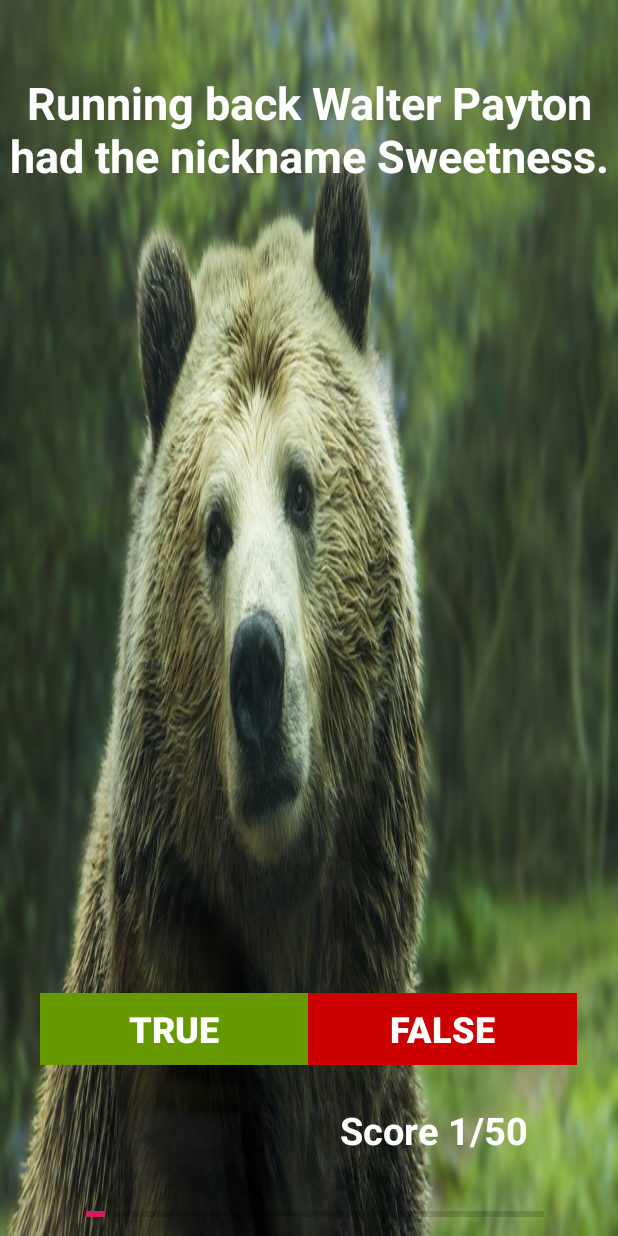
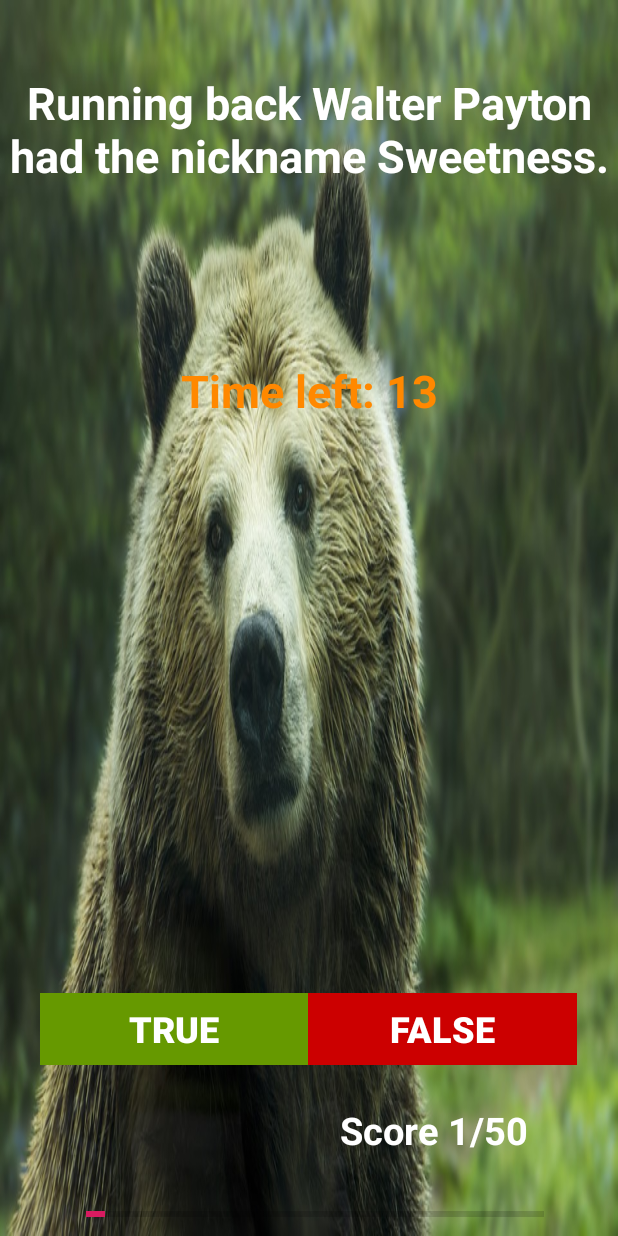
Before and after one commit to amvitkus/ChicagoBearsQuizzler, an Android app: the screen it shows after launch (MainActivity), after a tap on "TRUE", on a phone screen of 412 x 824 dp. Run offline under Robolectric (Android 15) with nearby library versions, the phone set to English and light mode, and no system bars.

Commit message:
Created countdown timer. Seems to work but app needs to end/close when timer reaches 0. Need to figure that out.
Signed-off-by: arasmv <amvitkus@gmail.com>

```diff
--- a/app/src/main/java/com/arasvitkus/chicagobearsquizzler/MainActivity.java
+++ b/app/src/main/java/com/arasvitkus/chicagobearsquizzler/MainActivity.java
@@ -2,6 +2,7 @@ package com.arasvitkus.chicagobearsquizzler;
 
 import android.app.AlertDialog;
 import android.content.DialogInterface;
+import android.os.CountDownTimer;
 import android.support.v7.app.AppCompatActivity;
 import android.os.Bundle;
 import android.view.View;
@@ -17,10 +18,13 @@ public class MainActivity extends AppCompatActivity {
     Button mFalseButton;
     TextView mQuestionTextView;
     TextView mScoreTextView;
+    TextView mTimer;
     int mIndex;
     int mQuestion;
     int mScore;
     ProgressBar mProgressBar;
+
+    private CountDownTimer mCountDown;
 
     //Use an array to create the question bank
     private TrueFalse[] mQuestionBank = new TrueFalse[]{
@@ -81,8 +85,6 @@ public class MainActivity extends AppCompatActivity {
     //final int PROGRESS_BAR_INCREMENT = (int) Math.ceil(100.0 / mQuestionBank.length);
     final int NUMBER_OF_QUESTIONS = 50; //New way to update progress bar,
 
-
-
     @Override
     protected void onCreate(Bundle savedInstanceState) {
         super.onCreate(savedInstanceState);
@@ -96,16 +98,34 @@ public class MainActivity extends AppCompatActivity {
             mIndex = 0;
         }
 
+        mCountDown = new CountDownTimer(15000, 1000) {
+
+            @Override
+            public void onFinish() {
+                mTimer.setText("Time is up!");
+            }
+
+            @Override
+            public void onTick(long millisUntilFinished) {
+                mTimer.setText("Time left: "
+                        + (millisUntilFinished / 1000));
+            }
+        }.start();
+
+
         mTrueButton = findViewById(R.id.true_button);
         mFalseButton = findViewById(R.id.false_button);
         mQuestionTextView = findViewById(R.id.question_text_view);
         mScoreTextView = findViewById(R.id.score);
         mProgressBar = findViewById(R.id.progress_bar);
+        mTimer = findViewById(R.id.timer_text_view);
+
         mProgressBar.setMax(NUMBER_OF_QUESTIONS);  //Number of questions, maximum size,
 
         mQuestion = mQuestionBank[mIndex].getQuestionID();
         mQuestionTextView.setText(mQuestion);
         mScoreTextView.setText("Score " + mScore + "/" + mQuestionBank.length);
+
 
 
         //True and False button listeners with methods to run on each click
@@ -114,6 +134,7 @@ public class MainActivity extends AppCompatActivity {
             public void onClick(View v) {
                 checkAnswer(true);
                 updateQuestion();
+
             }
         });
 
@@ -122,6 +143,7 @@ public class MainActivity extends AppCompatActivity {
             public void onClick(View v) {
                 checkAnswer(false);
                 updateQuestion();
+
             }
         });
 
@@ -132,6 +154,7 @@ public class MainActivity extends AppCompatActivity {
         mIndex = (mIndex + 1) % mQuestionBank.length;
 
         if(mIndex == 0) {
+            mCountDown.cancel();
             AlertDialog.Builder alert = new AlertDialog.Builder(this);
             alert.setTitle("Game Over");
             alert.setCancelable(false);
@@ -143,6 +166,10 @@ public class MainActivity extends AppCompatActivity {
                 }
             });
             alert.show();
+        } else {
+            if (mCountDown != null) {
+                mCountDown.cancel();
+            }
         }
 
         mQuestion = mQuestionBank[mIndex].getQuestionID();
@@ -150,6 +177,8 @@ public class MainActivity extends AppCompatActivity {
         //mProgressBar.incrementProgressBy(PROGRESS_BAR_INCREMENT);
         mProgressBar.setProgress(mIndex + 1); //New way for progress bar to update by question
         mScoreTextView.setText("Score " + mScore + "/" + mQuestionBank.length);
+        theFinalCountdown();
+
     }
 
     //Method that checks the answer and display a toast message of the result
@@ -173,4 +202,24 @@ public class MainActivity extends AppCompatActivity {
         outState.putInt("IndexKey", mIndex);
     }
 
+    private void theFinalCountdown() {
+
+        mCountDown = new CountDownTimer(15000, 1000) {
+
+            @Override
+            public void onFinish() {
+                mTimer.setText("Time is up!");
+                mCountDown.cancel();
+
+            }
+
+            @Override
+            public void onTick(long millisUntilFinished) {
+                mTimer.setText("Time left: "
+                        + (millisUntilFinished / 1000));
+            }
+        }.start();
+
+    }
+
 }
--- a/app/src/main/res/layout/activity_main.xml
+++ b/app/src/main/res/layout/activity_main.xml
@@ -59,6 +59,26 @@
         app:layout_constraintStart_toStartOf="parent"
         app:layout_constraintTop_toTopOf="parent" />
 
+    <TextView
+        android:id="@+id/timer_text_view"
+        android:layout_width="wrap_content"
+        android:layout_height="wrap_content"
+        android:layout_marginStart="8dp"
+        android:layout_marginLeft="8dp"
+        android:layout_marginTop="8dp"
+        android:layout_marginEnd="8dp"
+        android:layout_marginRight="8dp"
+        android:layout_marginBottom="8dp"
+        android:text="@string/timer"
+        android:textColor="@android:color/holo_orange_dark"
+        android:textSize="30sp"
+        android:textStyle="bold"
+        app:layout_constraintBottom_toBottomOf="parent"
+        app:layout_constraintEnd_toEndOf="parent"
+        app:layout_constraintStart_toStartOf="parent"
+        app:layout_constraintTop_toTopOf="parent"
+        app:layout_constraintVertical_bias="0.302" />
+
     <LinearLayout
         android:id="@+id/linearLayout"
         android:layout_width="358dp"
--- a/app/src/main/res/values/strings.xml
+++ b/app/src/main/res/values/strings.xml
@@ -4,6 +4,7 @@
     <string name="true_button">True</string>
     <string name="false_button">False</string>
     <string name="initial_score">Score 0/50</string>
+    <string name="timer">15</string>
 
     <string name="incorrect_toast">Wrong!</string>
     <string name="correct_toast">Correct!</string>
```
